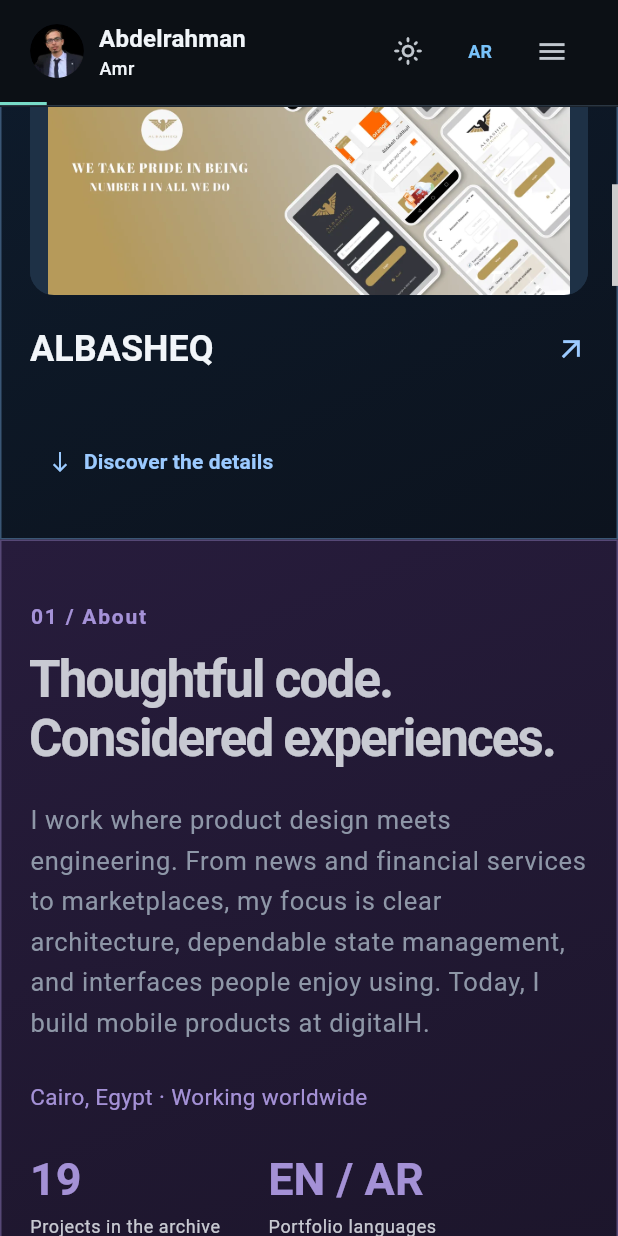
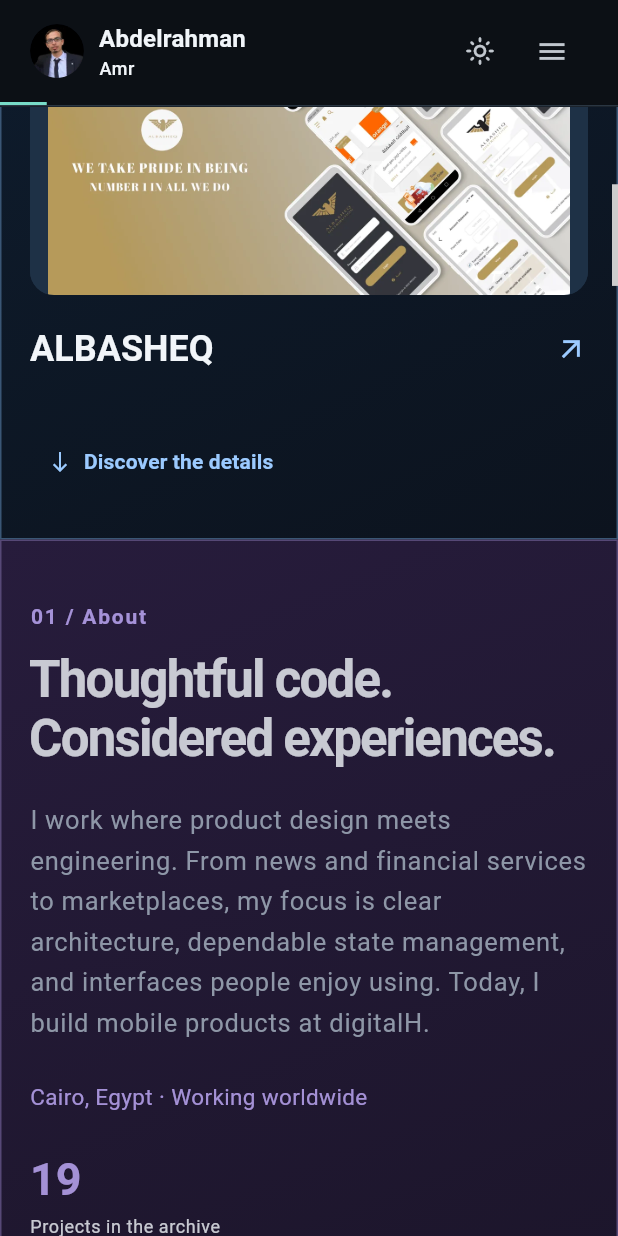
Before and after one commit to abdo6400/portfolio, a Flutter app: the screen it shows after launch, scrolled down 576 dp, on a phone screen of 412 x 824 dp. Run offline on Flutter 3.47's test engine with Material 3 defaults, Android fonts, the phone set to English and light mode, and no system bars; our stand-ins replace video_player.

Commit message:
Make portfolio English only

```diff
--- a/flutter-portfolio/lib/main.dart
+++ b/flutter-portfolio/lib/main.dart
@@ -22,7 +22,6 @@
 
 class _PortfolioAppState extends State<PortfolioApp> {
   bool dark = true;
-  late bool arabic = Uri.base.queryParameters['lang'] == 'ar';
   @override
   Widget build(BuildContext context) => MaterialApp(
     title: 'Abdelrahman Amr | Flutter Developer',
@@ -30,14 +29,13 @@
     theme: BrandTheme.light,
     darkTheme: BrandTheme.dark,
     themeMode: dark ? ThemeMode.dark : ThemeMode.light,
-    locale: Locale(arabic ? 'ar' : 'en'),
-    supportedLocales: const [Locale('en'), Locale('ar')],
+    locale: const Locale('en'),
+    supportedLocales: const [Locale('en')],
     localizationsDelegates: GlobalMaterialLocalizations.delegates,
     home: PortfolioPage(
-      arabic: arabic,
+      arabic: false,
       dark: dark,
       onThemeChange: () => setState(() => dark = !dark),
-      onLanguageChange: () => setState(() => arabic = !arabic),
       openLink: widget.openLink,
       initialProject: Uri.base.queryParameters['project'],
     ),
--- a/flutter-portfolio/lib/pages/portfolio_page.dart
+++ b/flutter-portfolio/lib/pages/portfolio_page.dart
@@ -20,14 +20,12 @@
   const PortfolioPage({
     super.key,
     required this.arabic,
-    required this.onLanguageChange,
     required this.openLink,
     this.initialProject,
     this.dark = true,
     this.onThemeChange,
   });
   final bool arabic, dark;
-  final VoidCallback onLanguageChange;
   final VoidCallback? onThemeChange;
   final Future<bool> Function(Uri) openLink;
   final String? initialProject;
@@ -227,18 +225,6 @@
                                 ? Icons.light_mode_outlined
                                 : Icons.dark_mode_outlined,
                             size: 20,
-                          ),
-                        ),
-                        TextButton(
-                          key: const ValueKey('language-toggle'),
-                          onPressed: widget.onLanguageChange,
-                          style: TextButton.styleFrom(
-                            minimumSize: const Size(48, 44),
-                            padding: const EdgeInsets.symmetric(horizontal: 8),
-                          ),
-                          child: Text(
-                            widget.arabic ? 'EN' : (wide ? 'العربية' : 'AR'),
-                            style: const TextStyle(fontSize: 12),
                           ),
                         ),
                         if (wide) ...[
--- a/flutter-portfolio/lib/pages/portfolio_sections.dart
+++ b/flutter-portfolio/lib/pages/portfolio_sections.dart
@@ -186,10 +186,7 @@
           Wrap(
             spacing: 32,
             runSpacing: 20,
-            children: [
-              _stat(context, '19', t(StudioCopy.publicWork)),
-              _stat(context, 'EN / AR', t(StudioCopy.languages)),
-            ],
+            children: [_stat(context, '19', t(StudioCopy.publicWork))],
           ),
           const SizedBox(height: 24),
           OutlinedButton.icon(
```
Also changed, not shown: 2 other files.
